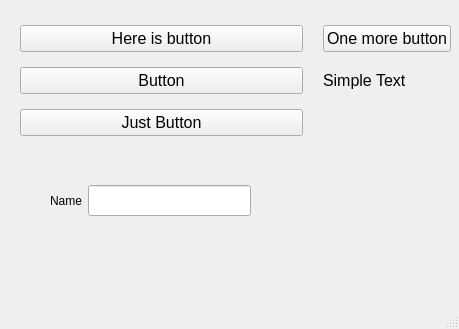
Before: the Qt Designer form mainwindow.ui in Romashka13579/QtCreator_1, drawn with Qt 5.
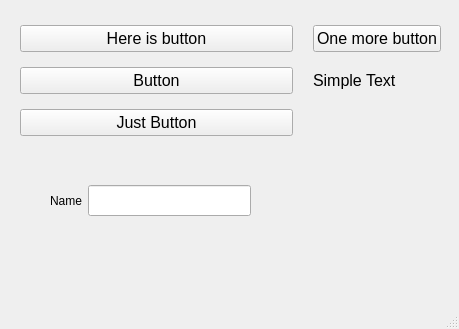
After: the same form once the commit is applied.

Diff of the .ui file:
```diff
--- a/mainwindow.ui
+++ b/mainwindow.ui
@@ -31,7 +31,7 @@
       <number>0</number>
      </property>
      <property name="rightMargin">
-      <number>0</number>
+      <number>10</number>
      </property>
      <property name="bottomMargin">
       <number>0</number>
```
